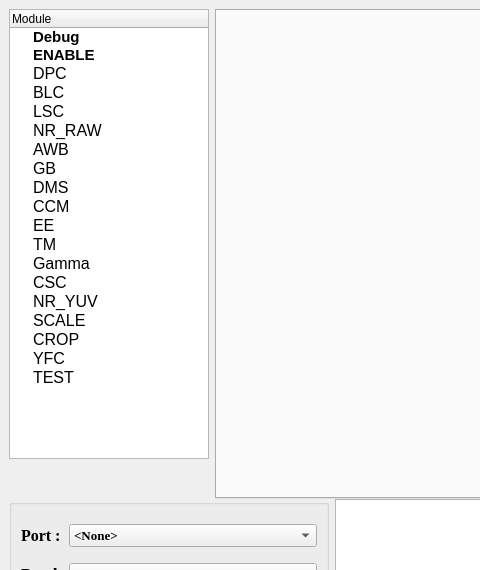
The window that link_board.ui (HuJingwen1211/MCISP) describes before a commit, drawn with Qt 5; both pictures show x 0 to 480 and y 0 to 570 of the 1180 by 690 pixel window.
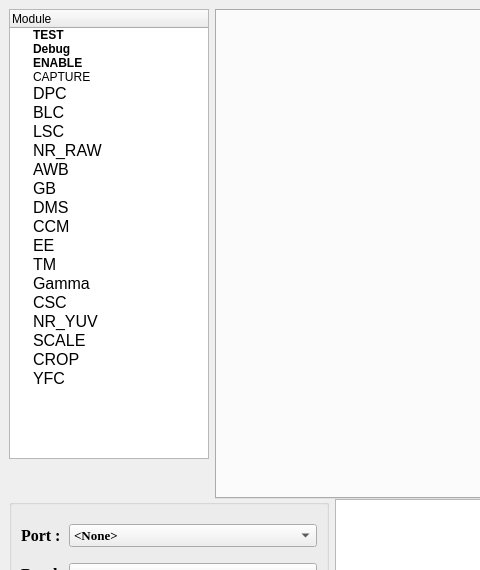
The same window after the commit.

```diff
--- a/link_board.ui
+++ b/link_board.ui
@@ -255,13 +255,24 @@
         <string>Module</string>
        </property>
       </column>
+      <item>
+       <property name="text">
+        <string>TEST</string>
+       </property>
+       <property name="font">
+        <font>
+         <pointsize>9</pointsize>
+         <bold>true</bold>
+        </font>
+       </property>
+      </item>
       <item>
        <property name="text">
         <string>Debug</string>
        </property>
        <property name="font">
         <font>
-         <pointsize>11</pointsize>
+         <pointsize>9</pointsize>
          <bold>true</bold>
         </font>
        </property>
@@ -272,11 +283,21 @@
        </property>
        <property name="font">
         <font>
-         <pointsize>11</pointsize>
+         <pointsize>9</pointsize>
          <bold>true</bold>
         </font>
        </property>
       </item>
+      <item>
+       <property name="text">
+        <string>CAPTURE</string>
+       </property>
+       <property name="font">
+        <font>
+         <bold>false</bold>
+        </font>
+       </property>
+      </item>
       <item>
        <property name="text">
         <string>DPC</string>
@@ -437,16 +458,6 @@
         </font>
        </property>
       </item>
-      <item>
-       <property name="text">
-        <string>TEST</string>
-       </property>
-       <property name="font">
-        <font>
-         <pointsize>12</pointsize>
-        </font>
-       </property>
-      </item>
      </widget>
     </item>
    </layout>
```
